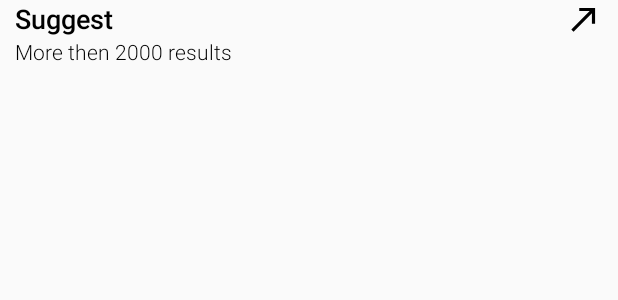
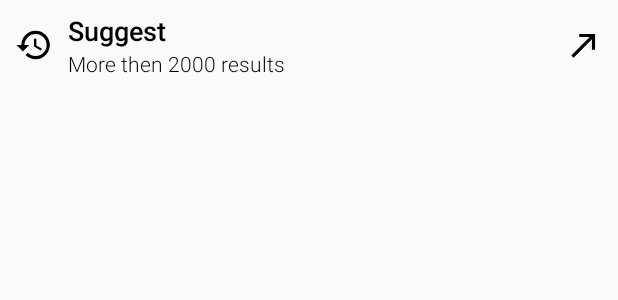
Before and after one commit to bukovskiy7777/MyArts, an Android app: the layout item_suggest.xml on its own in the app's theme, with its tools: preview values and no code run, on a phone screen of 412 x 824 dp. Shown: the top 300 px of the screen. Run offline under Robolectric (Android 15) with nearby library versions, the phone set to English and light mode, and no system bars.

Commit message:
initial suggests

```diff
--- a/app/src/main/java/com/company/art_and_culture/myarts/Constants.java
+++ b/app/src/main/java/com/company/art_and_culture/myarts/Constants.java
@@ -19,6 +19,7 @@ public class Constants {
     public static final String GET_MY_FAVORITES_OPERATION = "getMyFavorites";
     public static final String ART_WRITE_DIMENS_OPERATION = "artWriteDimens";
     public static final String GET_SUGGEST_OPERATION = "getSuggest";
+    public static final String GET_INITIAL_SUGGEST_OPERATION = "getInitialSuggests";
     public static final String GET_ARTS_LIST_SEARCH_OPERATION = "getArtsListSearch";
     public static final String GET_ARTS_LIST_MAKER_OPERATION = "getArtsListMaker";
 
--- a/app/src/main/java/com/company/art_and_culture/myarts/pojo/Suggest.java
+++ b/app/src/main/java/com/company/art_and_culture/myarts/pojo/Suggest.java
@@ -3,6 +3,7 @@ package com.company.art_and_culture.myarts.pojo;
 public class Suggest {
     private String suggestStr;
     private int countArts;
+    private boolean isUsedEarlie;
 
     public String getSuggestStr() {
         return suggestStr;
@@ -11,4 +12,8 @@ public class Suggest {
     public int getCountArts() {
         return countArts;
     }
+
+    public boolean isUsedEarlie() {
+        return isUsedEarlie;
+    }
 }
--- a/app/src/main/java/com/company/art_and_culture/myarts/ui/home/HomeAdapter.java
+++ b/app/src/main/java/com/company/art_and_culture/myarts/ui/home/HomeAdapter.java
@@ -147,7 +147,7 @@ public class HomeAdapter extends PagedListAdapter<Art, HomeAdapter.HomeViewHolde
 
         }
 
-        void bind(final Art art, final int position) {
+        void bind(final Art art, int position) {
             this.art = art;
             this.position = position;
 
--- /dev/null
+++ b/app/src/main/res/drawable/ic_restore_black_100dp.xml
@@ -0,0 +1,4 @@
+<vector android:height="100dp" android:viewportHeight="24.0"
+    android:viewportWidth="24.0" android:width="100dp" xmlns:android="http://schemas.android.com/apk/res/android">
+    <path android:fillColor="#FF000000" android:pathData="M13,3c-4.97,0 -9,4.03 -9,9L1,12l3.89,3.89 0.07,0.14L9,12L6,12c0,-3.87 3.13,-7 7,-7s7,3.13 7,7 -3.13,7 -7,7c-1.93,0 -3.68,-0.79 -4.94,-2.06l-1.42,1.42C8.27,19.99 10.51,21 13,21c4.97,0 9,-4.03 9,-9s-4.03,-9 -9,-9zM12,8v5l4.28,2.54 0.72,-1.21 -3.5,-2.08L13.5,8L12,8z"/>
+</vector>
--- a/app/src/main/res/layout/item_suggest.xml
+++ b/app/src/main/res/layout/item_suggest.xml
@@ -1,13 +1,26 @@
 <?xml version="1.0" encoding="utf-8"?>
-<androidx.constraintlayout.widget.ConstraintLayout xmlns:android="http://schemas.android.com/apk/res/android"
+<androidx.constraintlayout.widget.ConstraintLayout
+    xmlns:android="http://schemas.android.com/apk/res/android"
     android:layout_width="match_parent"
     android:layout_height="wrap_content"
-    xmlns:app="http://schemas.android.com/apk/res-auto"
-    android:orientation="vertical">
+    android:paddingTop="8dp"
+    android:paddingBottom="8dp"
+    xmlns:app="http://schemas.android.com/apk/res-auto">
+
+    <ImageView
+        android:id="@+id/image_is_used_earlie"
+        app:layout_constraintTop_toTopOf="parent"
+        app:layout_constraintBottom_toBottomOf="parent"
+        app:layout_constraintLeft_toLeftOf="parent"
+        android:background="@drawable/ic_restore_black_100dp"
+        android:layout_marginLeft="10dp"
+        android:layout_width="25dp"
+        android:layout_height="25dp"/>
+
     <TextView
         app:layout_constraintTop_toTopOf="parent"
         app:layout_constraintRight_toLeftOf="@+id/image"
-        app:layout_constraintLeft_toLeftOf="parent"
+        app:layout_constraintLeft_toRightOf="@+id/image_is_used_earlie"
         android:layout_width="0dp"
         android:layout_height="wrap_content"
         android:layout_marginLeft="10dp"
@@ -19,15 +32,15 @@
         android:id="@+id/tv_suggest"
         android:textSize="18dp"
         android:text="Suggest"/>
+
     <TextView
         app:layout_constraintTop_toBottomOf="@+id/tv_suggest"
         app:layout_constraintRight_toLeftOf="@+id/image"
-        app:layout_constraintLeft_toLeftOf="parent"
+        app:layout_constraintLeft_toRightOf="@+id/image_is_used_earlie"
         android:layout_width="0dp"
         android:layout_height="wrap_content"
         android:layout_marginLeft="10dp"
         android:layout_marginRight="10dp"
-        android:layout_marginBottom="15dp"
         android:fontFamily="@string/font_sans_serif_light"
         android:textColor="@color/colorBlack"
         android:id="@+id/art_count"
@@ -37,6 +50,7 @@
     <ImageView
         android:id="@+id/image"
         app:layout_constraintTop_toTopOf="parent"
+        app:layout_constraintBottom_toBottomOf="parent"
         app:layout_constraintRight_toRightOf="parent"
         android:background="@drawable/ic_call_made_black_100dp"
         android:layout_marginRight="10dp"
```
Also changed, not shown: app/src/main/java/com/company/art_and_culture/myarts/MainActivity.java (+55 -11 lines), app/src/main/java/com/company/art_and_culture/myarts/SuggestAdapter.java (+46 -3 lines).
